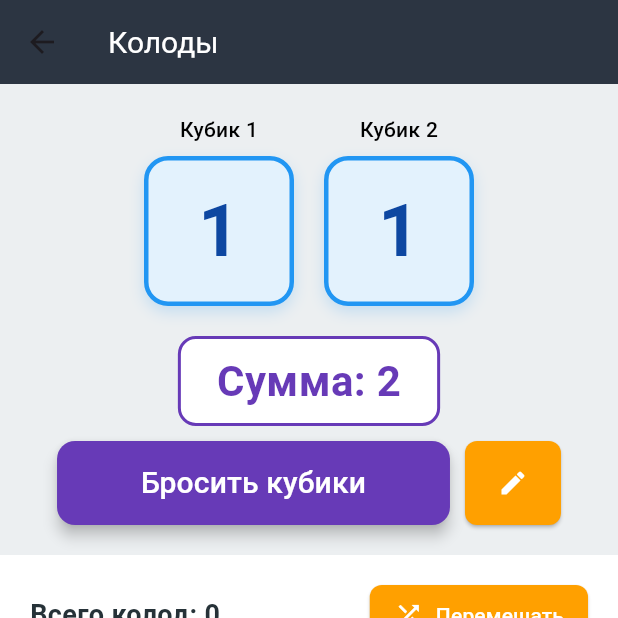
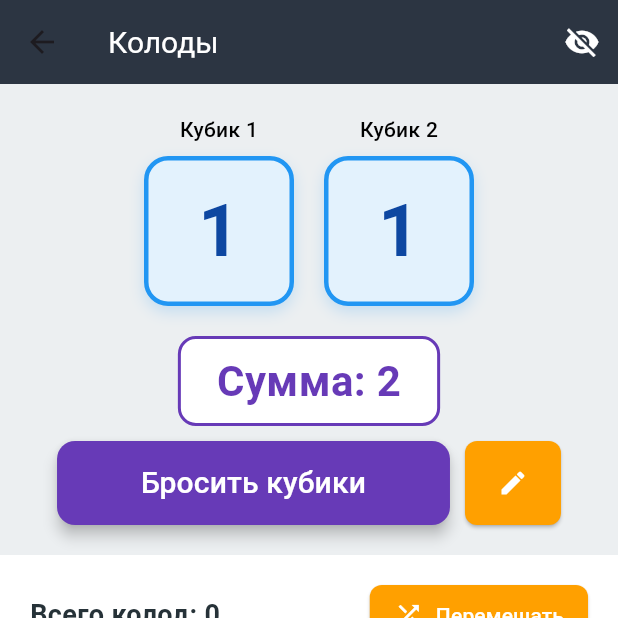
Before and after one commit to AntonRogovikov/mtg_stats, a Flutter app: the DeckListPage screen opened by its route, on a phone screen of 412 x 824 dp, the top half of it. Run offline on Flutter 3.47's test engine with Material 3 defaults, Android fonts, the phone set to English and light mode, and no system bars; our stand-ins replace cloud_firestore, firebase_core; accounts and stored records are empty.

Commit message:
Исправили ошибки в UI

```diff
--- a/lib/pages/decks_page.dart
+++ b/lib/pages/decks_page.dart
@@ -21,6 +21,7 @@ class _DeckListPageState extends State<DeckListPage> {
   Random? _secureRandom;
   bool _secureInitialized = false;
   bool _isLoading = true;
+  bool _isDiceSectionVisible = true;
 
   @override
   void initState() {
@@ -438,6 +439,22 @@ class _DeckListPageState extends State<DeckListPage> {
       ),
       backgroundColor: Colors.blueGrey[900],
       elevation: 4,
+      actions: [
+        // Кнопка скрытия/показа кубиков
+        IconButton(
+          icon: Icon(
+            _isDiceSectionVisible
+                ? Icons.visibility_off
+                : Icons.visibility,
+            color: Colors.white,
+          ),
+          onPressed: () {
+            setState(() {
+              _isDiceSectionVisible = !_isDiceSectionVisible;
+            });
+          },
+        ),
+      ],
     ),
     floatingActionButton: FloatingActionButton(
       onPressed: _addDeckDialog,
@@ -448,10 +465,10 @@ class _DeckListPageState extends State<DeckListPage> {
         ? Center(child: CircularProgressIndicator())
         : Column(
             children: [
-                _buildDiceSection(),
+              if (_isDiceSectionVisible) _buildDiceSection(),
               _buildDecksHeader(),
-                decks.isEmpty
-                    ? Expanded(
+              if (decks.isEmpty)
+                Expanded(
                   child: Center(
                     child: Text(
                       'Нет колод. Нажмите + чтобы добавить',
@@ -459,8 +476,9 @@ class _DeckListPageState extends State<DeckListPage> {
                     ),
                   ),
                 )
-                    : _buildDecksGrid(),
-                _buildSelectionInfo(),
+              else
+                _buildDecksGrid(),
+              if (_isDiceSectionVisible) _buildSelectionInfo(),
             ],
           ),
   );
@@ -655,16 +673,21 @@ class _DeckListPageState extends State<DeckListPage> {
   }
 
  Widget _buildDecksGrid() {
-    return Padding(
+  return Expanded(
+    child: Padding(
       padding: const EdgeInsets.all(20.0),
-      child: Wrap(
-        spacing: 20,
-        runSpacing: 20,
-        children: decks.asMap().entries.map((entry) {
-          int index = entry.key;
-          Deck deck = entry.value;
-          return _cube(deck, index);
-        }).toList(),
+      child: GridView.builder(
+        gridDelegate: SliverGridDelegateWithFixedCrossAxisCount(
+          crossAxisCount: 3, // 3 колонки
+          crossAxisSpacing: 20,
+          mainAxisSpacing: 20,
+          childAspectRatio: 0.75, // Соотношение сторон карточек
+        ),
+        itemCount: decks.length,
+        itemBuilder: (context, index) {
+          return _cube(decks[index], index);
+        },
+      ),
     ),
   );
 }
```
Lines whose indentation alone changed are shown as unchanged.
